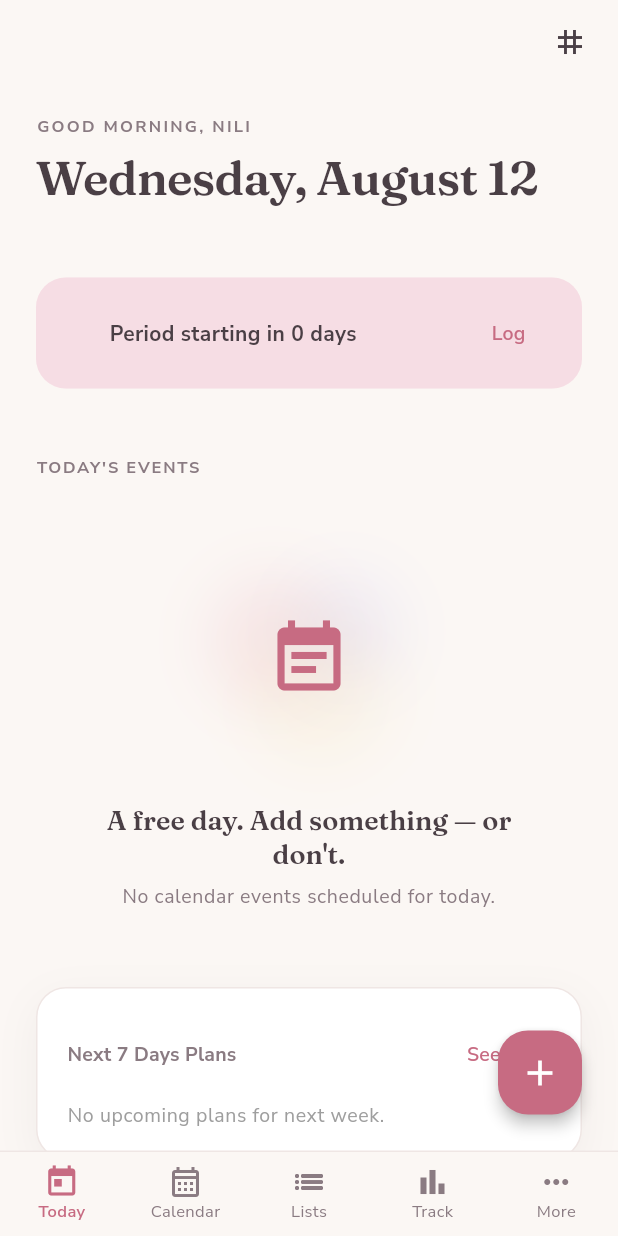
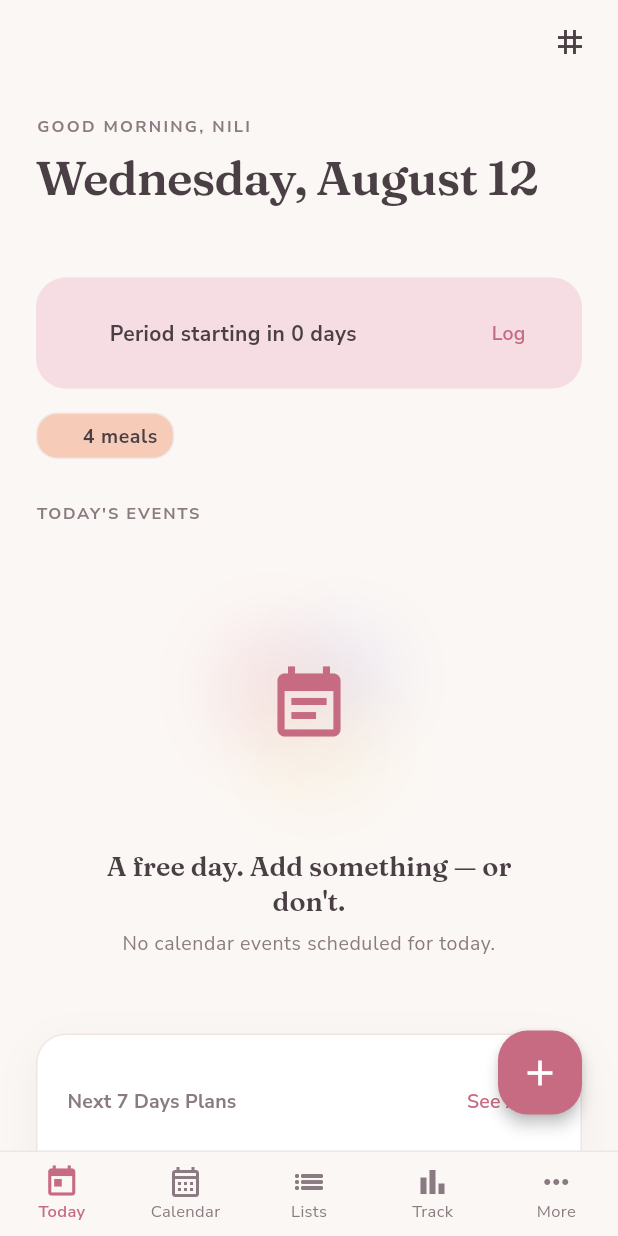
Before and after one commit to niloufarmj/Nili-Personal-Planner, a Flutter app: the screen it shows after launch, after a tap on the "close" icon, on a phone screen of 412 x 824 dp. Run offline on Flutter 3.47's test engine with Material 3 defaults, Android fonts, the phone set to English and light mode, and no system bars; our stand-ins replace drift, figma_squircle, file_picker, fl_chart, flutter_animate, flutter_image_compress and 10 more; missing offline and left inert: rrule; accounts and stored records are empty; generated files the repository leaves out were written again; statements that could not run were skipped.

Commit message:
feat(meals): upgrade MealSuggester with calorie/protein targets, workday meal-prep vs weekend rules, and startup recipe seeding

```diff
--- a/assets/seeds/seed.json
+++ b/assets/seeds/seed.json
@@ -1,5 +1,5 @@
 {
-  "version": 1,
+  "version": 2,
   "generated": "2026-06-12",
   "tags": [
     { "name": "linz", "color": "#F4E3B2", "kind": "location", "owner": "me" },
--- a/lib/features/meals/recipe_repository.dart
+++ b/lib/features/meals/recipe_repository.dart
@@ -2,6 +2,8 @@ import 'package:drift/drift.dart';
 import 'package:flutter_riverpod/flutter_riverpod.dart';
 
 import '../../core/db/database.dart';
+import 'ingredient_repository.dart';
+import 'meal_slot_repository.dart';
 
 /// A recipe with its resolved ingredient rows.
 class RecipeWithIngredients {
@@ -142,6 +144,242 @@ class RecipeRepository {
     )..where((ri) => ri.recipeId.equals(id))).go();
     await (_db.delete(_db.recipes)..where((r) => r.id.equals(id))).go();
   }
+
+  Future<void> seedDefaultRecipesIfNeeded(
+    IngredientRepository ingredientRepo,
+    MealSlotRepository mealSlotRepo,
+  ) async {
+    final existing = await getAll();
+    if (existing.isNotEmpty) return;
+
+    final defaultRecipes = [
+      {
+        'name': 'Fried Egg & Toast with Sausage',
+        'slot': 'breakfast',
+        'prep': 10,
+        'protein': 22,
+        'calories': 380,
+        'tags': ['breakfast', 'high-protein', 'quick'],
+        'instructions':
+            'Spray pan with olive oil spray. Fry egg sunny-side up. Toast 1 slice of bread. Serve fried egg over toast alongside pan-seared sausage slice.',
+        'ingredients': [
+          {'name': 'تخم‌مرغ', 'amount': 2.0, 'unit': 'pcs', 'cat': 'protein'},
+          {'name': 'نون تست', 'amount': 1.0, 'unit': 'slice', 'cat': 'bakery'},
+          {'name': 'سوسیس', 'amount': 50.0, 'unit': 'g', 'cat': 'protein'},
+          {'name': 'اسپری روغن زیتون', 'amount': 1.0, 'unit': 'spray', 'cat': 'pantry'},
+        ],
+      },
+      {
+        'name': 'Chicken Caesar Salad',
+        'slot': 'lunch',
+        'prep': 15,
+        'protein': 38,
+        'calories': 420,
+        'tags': ['lunch', 'salad', 'high-protein', '30%veggies'],
+        'instructions':
+            'Season chicken breast cubes and cook with olive oil spray. Chop fresh lettuce into bowl. Add croutons, warm chicken cubes, and sprinkle grated parmesan cheese.',
+        'ingredients': [
+          {'name': 'مرغ', 'amount': 150.0, 'unit': 'g', 'cat': 'protein'},
+          {'name': 'کاهو', 'amount': 150.0, 'unit': 'g', 'cat': 'produce'},
+          {'name': 'نون سوخاری', 'amount': 30.0, 'unit': 'g', 'cat': 'bakery'},
+          {'name': 'پنیر پارمسان', 'amount': 15.0, 'unit': 'g', 'cat': 'dairy'},
+          {'name': 'اسپری روغن زیتون', 'amount': 1.0, 'unit': 'spray', 'cat': 'pantry'},
+        ],
+      },
+      {
+        'name': 'Salmon & Herb Rice with Steamed Broccoli',
+        'slot': 'dinner',
+        'prep': 25,
+        'protein': 36,
+        'calories': 520,
+        'tags': ['dinner', 'seafood', 'omega3', '40carb-30prot-30veg'],
+        'instructions':
+            'Cook seasoned rice with diced carrots and bell peppers. Pan-sear salmon fillet with olive oil spray and herbs. Serve in bento with fresh steamed broccoli florets and green olives.',
+        'ingredients': [
+          {'name': 'ماهی', 'amount': 160.0, 'unit': 'g', 'cat': 'protein'},
+          {'name': 'برنج', 'amount': 80.0, 'unit': 'g', 'cat': 'pantry'},
+          {'name': 'کلم بروکلی', 'amount': 100.0, 'unit': 'g', 'cat': 'produce'},
+          {'name': 'زیتون', 'amount': 40.0, 'unit': 'g', 'cat': 'pantry'},
+          {'name': 'هویج', 'amount': 30.0, 'unit': 'g', 'cat': 'produce'},
+          {'name': 'فلفل دلمه', 'amount': 30.0, 'unit': 'g', 'cat': 'produce'},
+          {'name': 'اسپری روغن زیتون', 'amount': 1.0, 'unit': 'spray', 'cat': 'pantry'},
+        ],
+      },
+      {
+        'name': 'Barilla Pesto Chicken Pasta',
+        'slot': 'lunch',
+        'prep': 20,
+        'protein': 35,
+        'calories': 480,
+        'tags': ['lunch', 'pasta', 'pesto'],
+        'instructions':
+            'Boil pasta and broccoli. Sauté diced chicken breast and garlic with olive oil spray. Toss cooked pasta with Barilla pesto, sliced ring peppers, broccoli, and chicken.',
+        'ingredients': [
+          {'name': 'ماکارونی', 'amount': 80.0, 'unit': 'g', 'cat': 'pantry'},
+          {'name': 'مرغ', 'amount': 140.0, 'unit': 'g', 'cat': 'protein'},
+          {'name': 'سس پستو', 'amount': 30.0, 'unit': 'g', 'cat': 'pantry'},
+          {'name': 'کلم بروکلی', 'amount': 60.0, 'unit': 'g', 'cat': 'produce'},
+          {'name': 'فلفل دلمه', 'amount': 40.0, 'unit': 'g', 'cat': 'produce'},
+          {'name': 'سیر', 'amount': 1.0, 'unit': 'clove', 'cat': 'produce'},
+          {'name': 'اسپری روغن زیتون', 'amount': 1.0, 'unit': 'spray', 'cat': 'pantry'},
+        ],
+      },
+      {
+        'name': 'Boiled Egg & Sausage Salad',
+        'slot': 'breakfast',
+        'prep': 12,
+        'protein': 24,
+        'calories': 340,
+        'tags': ['breakfast', 'egg-salad', 'low-carb'],
+        'instructions':
+            'Boil eggs for 9 minutes. Slice boiled eggs and sausage, serve over fresh lettuce and ring peppers.',
+        'ingredients': [
+          {'name': 'تخم‌مرغ', 'amount': 2.0, 'unit': 'pcs', 'cat': 'protein'},
+          {'name': 'سوسیس', 'amount': 40.0, 'unit': 'g', 'cat': 'protein'},
+          {'name': 'کاهو', 'amount': 50.0, 'unit': 'g', 'cat': 'produce'},
+          {'name': 'فلفل دلمه', 'amount': 30.0, 'unit': 'g', 'cat': 'produce'},
+        ],
+      },
+      {
+        'name': 'Baked Beef & Veggie Lasagna',
+        'slot': 'dinner',
+        'prep': 45,
+        'protein': 42,
+        'calories': 650,
+        'tags': ['dinner', 'favorite', 'baked', 'special'],
+        'instructions':
+            'Sauté minced beef with garlic, bell peppers, carrots, and tomato sauce. Layer lasagna sheets with beef mixture, top with mozzarella cheese, and bake at 190°C for 30 min.',
+        'ingredients': [
+          {'name': 'ورق لازانیا', 'amount': 100.0, 'unit': 'g', 'cat': 'pantry'},
+          {'name': 'گوشت چرخ‌کرده', 'amount': 150.0, 'unit': 'g', 'cat': 'protein'},
+          {'name': 'فلفل دلمه', 'amount': 50.0, 'unit': 'g', 'cat': 'produce'},
+          {'name': 'هویج', 'amount': 40.0, 'unit': 'g', 'cat': 'produce'},
+          {'name': 'رب گوجه', 'amount': 100.0, 'unit': 'g', 'cat': 'pantry'},
+          {'name': 'پنیر پیتزا', 'amount': 50.0, 'unit': 'g', 'cat': 'dairy'},
+          {'name': 'سیر', 'amount': 1.0, 'unit': 'clove', 'cat': 'produce'},
+        ],
+      },
+      {
+        'name': 'Zereshk Polo ba Morgh (Saffron Barberry Chicken Rice)',
+        'slot': 'lunch',
+        'prep': 40,
+        'protein': 38,
+        'calories': 510,
+        'tags': ['lunch', 'persian', 'special', 'chicken-breast'],
+        'instructions':
+            'Simmer chicken breast in saffron-tomato sauce. Gently saute barberries in 1 spray olive oil. Serve tender chicken over steamed saffron basmati rice.',
+        'ingredients': [
+          {'name': 'مرغ', 'amount': 160.0, 'unit': 'g', 'cat': 'protein'},
+          {'name': 'برنج', 'amount': 90.0, 'unit': 'g', 'cat': 'pantry'},
+          {'name': 'زرشک', 'amount': 20.0, 'unit': 'g', 'cat': 'pantry'},
+          {'name': 'اسپری روغن زیتون', 'amount': 1.0, 'unit': 'spray', 'cat': 'pantry'},
+        ],
+      },
+      {
+        'name': 'Fresh Banana & Mango Berry Milk Shake',
+        'slot': 'shake',
+        'prep': 5,
+        'protein': 14,
+        'calories': 280,
+        'tags': ['shake', 'post-workout', 'snack'],
+        'instructions':
+            'Combine chilled milk, 1 banana, sliced mango, and fresh berries in blender. Blend until smooth.',
+        'ingredients': [
+          {'name': 'شیر', 'amount': 250.0, 'unit': 'ml', 'cat': 'dairy'},
+          {'name': 'موز', 'amount': 1.0, 'unit': 'pc', 'cat': 'produce'},
+          {'name': 'میوه (موز و توت‌فرنگی)', 'amount': 50.0, 'unit': 'g', 'cat': 'produce'},
+        ],
+      },
+      {
+        'name': 'Daily Sweetened Iced Coffee',
+        'slot': 'snack',
+        'prep': 3,
+        'protein': 4,
+        'calories': 90,
+        'tags': ['coffee', 'daily'],
+        'instructions':
+            'Brew fresh espresso shot. Mix with cold milk, 1 tsp sugar, and pour over ice cubes.',
+        'ingredients': [
+          {'name': 'شیر', 'amount': 150.0, 'unit': 'ml', 'cat': 'dairy'},
+        ],
+      },
+    ];
+
+    for (final r in defaultRecipes) {
+      final recipeId = await create(
+        name: r['name'] as String,
+        mealSlot: r['slot'] as String,
+        prepMinutes: r['prep'] as int,
+        proteinGrams: r['protein'] as int,
+        calories: r['calories'] as int,
+        tags: List<String>.from(r['tags'] as List),
+        instructions: r['instructions'] as String,
+      );
+
+      final rows = <RecipeIngredientRow>[];
+      final rawIngs = r['ingredients'] as List<Map<String, dynamic>>;
+      for (final ingRef in rawIngs) {
+        final name = ingRef['name'] as String;
+        final cat = ingRef['cat'] as String;
+        var ing = await ingredientRepo.getByName(name);
+        if (ing == null) {
+          final id = await ingredientRepo.create(name: name, category: cat);
+          ing = Ingredient(id: id, name: name, category: cat, inStock: false);
+        }
+        rows.add(
+          RecipeIngredientRow(
+            ingredient: ing,
+            amount: ingRef['amount'] as double,
+            unit: ingRef['unit'] as String,
+          ),
+        );
+      }
+      if (rows.isNotEmpty) {
+        await setIngredients(recipeId, rows);
+      }
+    }
+
+    final createdRecipes = await getAll();
+    if (createdRecipes.isNotEmpty) {
+      final now = DateTime.now();
+      for (int i = 0; i < 7; i++) {
+        final date = now.add(Duration(days: i));
+        final dateIso =
+            '${date.year.toString().padLeft(4, '0')}-'
+            '${date.month.toString().padLeft(2, '0')}-'
+            '${date.day.toString().padLeft(2, '0')}';
+        final bf = createdRecipes.firstWhere((r) => r.mealSlot == 'breakfast');
+        final lu = createdRecipes.firstWhere((r) => r.mealSlot == 'lunch');
+        final di = createdRecipes.firstWhere((r) => r.mealSlot == 'dinner');
+        final sh = createdRecipes.firstWhere((r) => r.mealSlot == 'shake');
+
+        await mealSlotRepo.upsert(
+          date: dateIso,
+          slot: 'breakfast',
+          recipeId: bf.id,
+          status: 'accepted',
+        );
+        await mealSlotRepo.upsert(
+          date: dateIso,
+          slot: 'lunch',
+          recipeId: lu.id,
+          status: 'accepted',
+        );
+        await mealSlotRepo.upsert(
+          date: dateIso,
+          slot: 'dinner',
+          recipeId: di.id,
+          status: 'accepted',
+        );
+        await mealSlotRepo.upsert(
+          date: dateIso,
+          slot: 'shake',
+          recipeId: sh.id,
+          status: 'accepted',
+        );
+      }
+    }
+  }
 }
 
 final recipeRepositoryProvider = Provider<RecipeRepository>(
--- a/lib/main.dart
+++ b/lib/main.dart
@@ -8,6 +8,9 @@ import 'core/router/app_router.dart';
 import 'features/gym/gym_repository.dart';
 import 'features/habits/habit_repository.dart';
 import 'features/lists/repositories/collection_repository.dart';
+import 'features/meals/ingredient_repository.dart';
+import 'features/meals/meal_slot_repository.dart';
+import 'features/meals/recipe_repository.dart';
 import 'features/wellbeing/wellbeing_repository.dart';
 
 Future<void> main() async {
@@ -20,6 +23,10 @@ Future<void> main() async {
   await CollectionRepository(db).seedDefaultCollectionsIfNeeded();
   await HabitRepository(db).seedDefaultHabitsIfNeeded();
   await WellbeingRepository(db).seedDefaultActionsIfNeeded();
+  await RecipeRepository(db).seedDefaultRecipesIfNeeded(
+    IngredientRepository(db),
+    MealSlotRepository(db),
+  );
 
   runApp(
     ProviderScope(
```
Also changed, not shown: lib/features/meals/meal_suggester.dart (+106 -6 lines), 1 other file.
